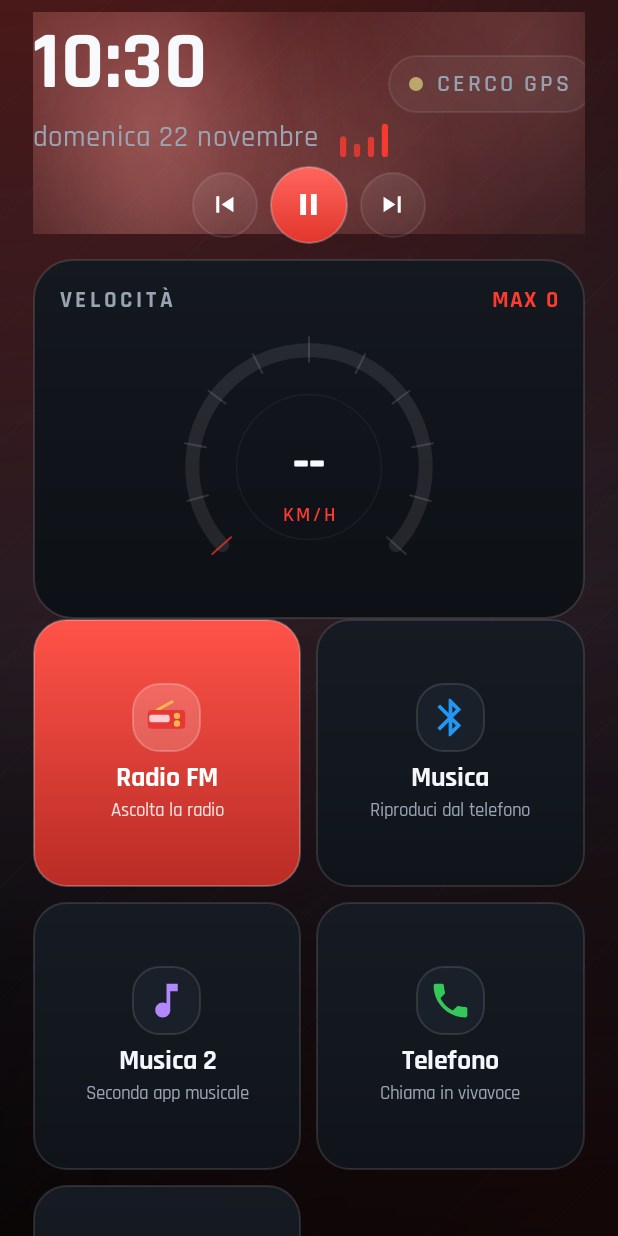
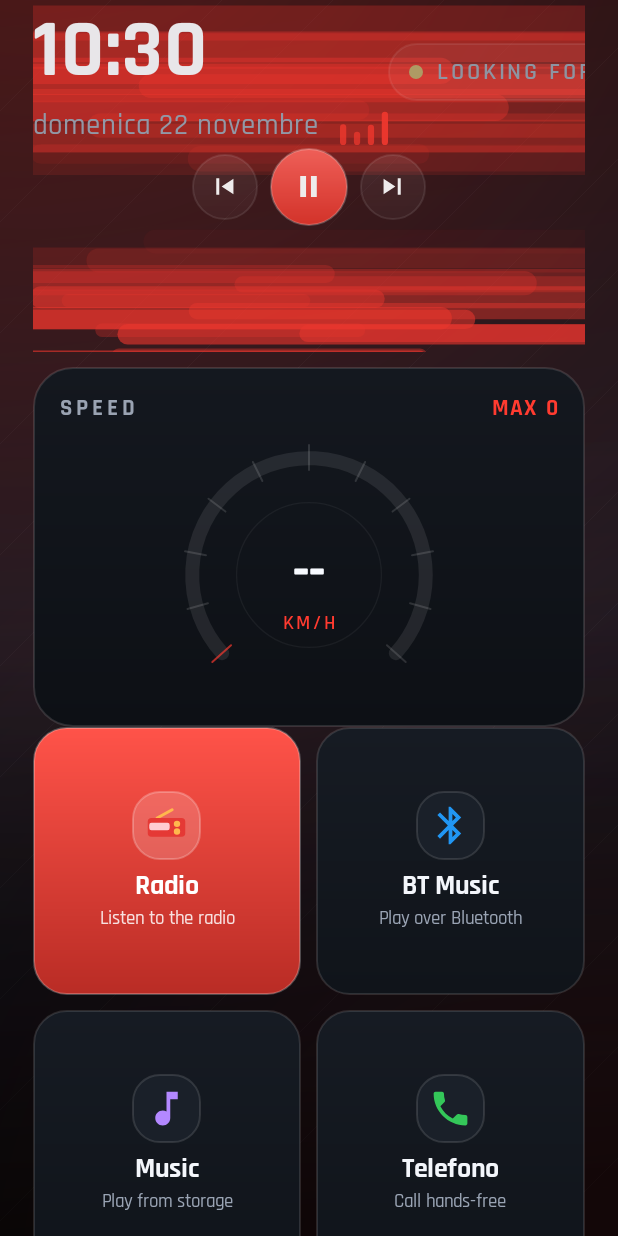
Before and after one commit to gsepp86/CarLauncherCP, an Android app: the screen it shows after launch (MainActivity), on a phone screen of 412 x 824 dp. Run offline under Robolectric (Android 15) with nearby library versions, the phone set to English and light mode, and no system bars.

Commit message:
Replace the smoke with thin streaks and add the full-screen all-apps grid

```diff
--- a/app/build.gradle
+++ b/app/build.gradle
@@ -16,8 +16,8 @@ android {
         applicationId 'com.carlaunchercp'
         minSdk 24
         targetSdk 34
-        versionCode 5
-        versionName '1.4.0'
+        versionCode 6
+        versionName '1.5.0'
     }
 
     signingConfigs {
--- a/app/src/main/java/com/carlaunchercp/MainActivity.java
+++ b/app/src/main/java/com/carlaunchercp/MainActivity.java
@@ -7,7 +7,6 @@ import android.content.ComponentName;
 import android.content.Context;
 import android.content.Intent;
 import android.content.pm.PackageManager;
-import android.content.res.ColorStateList;
 import android.content.res.Configuration;
 import android.net.Uri;
 import android.os.Bundle;
@@ -25,7 +24,6 @@ import android.widget.ImageView;
 import android.widget.LinearLayout;
 import android.widget.ScrollView;
 import android.widget.TextView;
-
 import java.text.SimpleDateFormat;
 import java.util.Date;
 import java.util.List;
@@ -138,7 +136,7 @@ public class MainActivity extends Activity implements Speedometer.Listener {
 
         LinearLayout content = new LinearLayout(this);
         content.setOrientation(LinearLayout.VERTICAL);
-        content.setPadding(Ui.dp(this, 22), Ui.dp(this, 8), Ui.dp(this, 22), Ui.dp(this, 14));
+        content.setPadding(Ui.dp(this, 22), Ui.dp(this, 0), Ui.dp(this, 22), Ui.dp(this, 14));
         content.addView(buildHeader(), new LinearLayout.LayoutParams(
                 ViewGroup.LayoutParams.MATCH_PARENT, ViewGroup.LayoutParams.WRAP_CONTENT));
 
@@ -160,7 +158,7 @@ public class MainActivity extends Activity implements Speedometer.Listener {
                 ? new LinearLayout.LayoutParams(ViewGroup.LayoutParams.MATCH_PARENT, 0, 1f)
                 : new LinearLayout.LayoutParams(ViewGroup.LayoutParams.MATCH_PARENT,
                 ViewGroup.LayoutParams.WRAP_CONTENT);
-        favoritesLp.topMargin = Ui.dp(this, 14);
+        favoritesLp.topMargin = Ui.dp(this, 10);
         right.addView(buildFavoritesCard(landscape), favoritesLp);
 
         LinearLayout.LayoutParams rightLp = landscape
@@ -197,17 +195,17 @@ public class MainActivity extends Activity implements Speedometer.Listener {
         updateGpsChip();
     }
 
-    /** Side of a square tile: as wide as the available row cell, within sane limits. */
+    /** Side of a square tile: a touch smaller than before, to leave room for the lower motion strip. */
     private int tileCellSize(boolean landscape) {
         int screenWidth = getResources().getDisplayMetrics().widthPixels;
         int gap = Ui.dp(this, landscape ? 12 : 10);
         if (landscape) {
             int rightWidth = Math.round((screenWidth - Ui.dp(this, 44) - Ui.dp(this, 18)) * 0.64f);
             int cell = (rightWidth - gap * 4) / 5;
-            return Math.max(Ui.dp(this, 106), Math.min(cell, Ui.dp(this, 150)));
+            return Math.max(Ui.dp(this, 100), Math.min(cell, Ui.dp(this, 142)));
         }
         int cell = (screenWidth - Ui.dp(this, 44) - gap) / 2;
-        return Math.max(Ui.dp(this, 118), cell);
+        return Math.max(Ui.dp(this, 110), cell);
     }
 
     private View buildHeader() {
@@ -304,18 +302,17 @@ public class MainActivity extends Activity implements Speedometer.Listener {
         themeLp.rightMargin = Ui.dp(this, 10);
         header.addView(themeButton, themeLp);
 
-        View appsButton = roundButton(R.drawable.ic_apps, 0, v ->
-                AppPickerDialog.show(this, theme, getString(R.string.app_picker_title), component ->
-                        LauncherActions.launchComponent(this, component.flattenToString())));
+        View appsButton = roundButton(R.drawable.ic_apps_grid, 0, v ->
+                AllAppsDialog.show(this, theme, getString(R.string.app_picker_title)));
         header.addView(appsButton, new LinearLayout.LayoutParams(Ui.dp(this, 54), Ui.dp(this, 54)));
 
-        // Haze rising behind the whole header, so the free space up top breathes.
-        int zoneHeight = Ui.dp(this, inlineTransport ? 108 : 148);
-        FrameLayout zone = new FrameLayout(this);
-        SmokeView smoke = new SmokeView(this);
-        smoke.setTheme(theme);
-        zone.addView(smoke, new FrameLayout.LayoutParams(
-                ViewGroup.LayoutParams.MATCH_PARENT, zoneHeight, Gravity.TOP));
+        // Thin accent streaks rising behind the header, back a touch so the clock still reads first.
+        int headerZone = Ui.dp(this, inlineTransport ? 96 : 124);
+        FrameLayout headerZoneBox = new FrameLayout(this);
+        SmokeView headerSmoke = new SmokeView(this);
+        headerSmoke.setTheme(theme);
+        headerZoneBox.addView(headerSmoke, new FrameLayout.LayoutParams(
+                ViewGroup.LayoutParams.MATCH_PARENT, headerZone, Gravity.TOP));
 
         LinearLayout column = new LinearLayout(this);
         column.setOrientation(LinearLayout.VERTICAL);
@@ -328,13 +325,36 @@ public class MainActivity extends Activity implements Speedometer.Listener {
             transportRow.addView(transport);
             LinearLayout.LayoutParams transportLp = new LinearLayout.LayoutParams(
                     ViewGroup.LayoutParams.MATCH_PARENT, ViewGroup.LayoutParams.WRAP_CONTENT);
-            transportLp.topMargin = Ui.dp(this, 6);
+            transportLp.topMargin = Ui.dp(this, 2);
             column.addView(transportRow, transportLp);
         }
-        zone.addView(column, new FrameLayout.LayoutParams(
+        headerZoneBox.addView(column, new FrameLayout.LayoutParams(
                 ViewGroup.LayoutParams.MATCH_PARENT, ViewGroup.LayoutParams.WRAP_CONTENT,
                 Gravity.TOP));
-        return zone;
+        FrameLayout headerWrap = new FrameLayout(this);
+        headerWrap.addView(headerZoneBox, new FrameLayout.LayoutParams(
+                ViewGroup.LayoutParams.MATCH_PARENT, ViewGroup.LayoutParams.WRAP_CONTENT));
+        headerWrap.setAlpha(0.92f);
+
+        // Same motion lower on the screen, so the body feels like one surface, not a cut-out.
+        LinearLayout bodyStrip = new LinearLayout(this);
+        bodyStrip.setOrientation(LinearLayout.HORIZONTAL);
+        bodyStrip.setGravity(Gravity.TOP);
+        SmokeView bodySmoke = new SmokeView(this);
+        bodySmoke.setTheme(theme);
+        bodySmoke.setAnchorBottom(true);
+        int bodyStripHeight = Ui.dp(this, landscape ? 64 : 84);
+        bodyStrip.addView(bodySmoke, new FrameLayout.LayoutParams(
+                ViewGroup.LayoutParams.MATCH_PARENT, bodyStripHeight, Gravity.TOP));
+        bodyStrip.setAlpha(0.9f);
+
+        LinearLayout outer = new LinearLayout(this);
+        outer.setOrientation(LinearLayout.VERTICAL);
+        outer.addView(headerWrap, new LinearLayout.LayoutParams(
+                ViewGroup.LayoutParams.MATCH_PARENT, ViewGroup.LayoutParams.WRAP_CONTENT));
+        outer.addView(bodyStrip, new LinearLayout.LayoutParams(
+                ViewGroup.LayoutParams.MATCH_PARENT, bodyStripHeight));
+        return outer;
     }
 
     /** Back, play/pause and next: keys for whichever app owns the media session. */
@@ -538,7 +558,7 @@ public class MainActivity extends Activity implements Speedometer.Listener {
         card.addView(head);
 
                     favoritesGrid = new GridLayout(this);
-        favoritesGrid.setColumnCount(landscape ? 3 : 6);
+            favoritesGrid.setColumnCount(landscape ? 3 : 5);
             LinearLayout.LayoutParams gridLp = new LinearLayout.LayoutParams(
                     ViewGroup.LayoutParams.MATCH_PARENT,
                     landscape ? 0 : ViewGroup.LayoutParams.WRAP_CONTENT,
@@ -598,7 +618,7 @@ public class MainActivity extends Activity implements Speedometer.Listener {
             icon.setImageDrawable(getPackageManager()
                     .getApplicationIcon(packageOf(flattened)));
         } catch (Exception e) {
-            icon.setImageResource(R.drawable.ic_apps);
+            icon.setImageResource(R.drawable.ic_apps_grid);
         }
         cell.addView(icon, new LinearLayout.LayoutParams(Ui.dp(this, 34), Ui.dp(this, 34)));
 
@@ -635,7 +655,7 @@ public class MainActivity extends Activity implements Speedometer.Listener {
         try {
             icon.setImageDrawable(getPackageManager().getApplicationIcon(packageOf(flattened)));
         } catch (Exception e) {
-            icon.setImageResource(R.drawable.ic_apps);
+            icon.setImageResource(R.drawable.ic_apps_grid);
         }
         box.addView(icon, new FrameLayout.LayoutParams(Ui.dp(this, 38), Ui.dp(this, 38), Gravity.CENTER));
         cell.addView(box, new LinearLayout.LayoutParams(boxSize, boxSize));
--- a/app/src/main/java/com/carlaunchercp/SmokeView.java
+++ b/app/src/main/java/com/carlaunchercp/SmokeView.java
@@ -1,54 +1,59 @@
 package com.carlaunchercp;
 
 import android.content.Context;
-import android.graphics.Bitmap;
 import android.graphics.Canvas;
 import android.graphics.Paint;
-import android.graphics.RadialGradient;
+import android.graphics.Path;
 import android.graphics.RectF;
-import android.graphics.Shader;
 import android.view.View;
 
 /**
- * Soft smoke haze drifting behind the header: bigger, brighter accent-tinted puffs that
- * rise from below the clock all the way to the top of the header, sway sideways and fade
- * out. Drawn from one cached blob bitmap, so the animation stays cheap on a car head unit.
+ * Thin accent-tinted streaks that drift upward behind the header: smaller than the old
+ * smoke puffs, sharper-edged and clearer, with a couple of stacked layers so the top area
+ * feels alive without dominating the clock. The body adds the same motion in its lower
+ * strip, so the screen reads as one breathing surface.
  */
 public class SmokeView extends View {
 
-    private static final int WISPS = 9;
+    private static final int LAYERS = 4;
+    private static final int STREAKS_PER_LAYER = 5;
 
-    private final Paint paint = new Paint(Paint.ANTI_ALIAS_FLAG | Paint.FILTER_BITMAP_FLAG);
-    private final RectF dest = new RectF();
-    private Bitmap puff;
+    private final Paint fill = new Paint(Paint.ANTI_ALIAS_FLAG);
+    private final Paint edge = new Paint(Paint.ANTI_ALIAS_FLAG);
+    private final Path path = new Path();
+    private final RectF lane = new RectF();
     private ThemePalette theme;
     private long startedAt = System.nanoTime();
+    private float cornerDp;
+    private boolean anchorBottom;
 
     public SmokeView(Context context) {
         super(context);
     }
 
+    /** Streaks fade out towards the top, for the strip that sits at the bottom of the screen. */
+    public void setAnchorBottom(boolean bottom) {
+        anchorBottom = bottom;
+        invalidate();
+    }
+
     public void setTheme(ThemePalette palette) {
         if (theme == palette) return;
         theme = palette;
-        rebuild();
+        cornerDp = Ui.dp(getContext(), 22f);
         invalidate();
     }
 
-    private void rebuild() {
-        int size = Ui.dp(getContext(), 180);
-        if (size <= 0) return;
-        int tint = theme == null ? 0xFFFFFFFF : Ui.mix(theme.accent, 0xFFFFFFFF, 0.5f);
-        Bitmap bitmap = Bitmap.createBitmap(size, size, Bitmap.Config.ARGB_8888);
-        Canvas canvas = new Canvas(bitmap);
-        Paint blob = new Paint(Paint.ANTI_ALIAS_FLAG);
-        float center = size * 0.5f;
-        blob.setShader(new RadialGradient(center, center, center,
-                new int[]{Ui.alpha(tint, 0x96), Ui.alpha(tint, 0x3D), Ui.alpha(tint, 0x00)},
-                new float[]{0f, 0.52f, 1f}, Shader.TileMode.CLAMP));
-        canvas.drawCircle(center, center, center, blob);
-        if (puff != null) puff.recycle();
-        puff = bitmap;
+    private int accentTop() {
+        return theme == null ? 0x96FFFFFF : Ui.alpha(theme.accent, 0x96);
+    }
+
+    private int accentMid() {
+        return theme == null ? 0x3DFFFFFF : Ui.alpha(theme.accent, 0x3D);
+    }
+
+    private int accentEdge() {
+        return theme == null ? 0x10FFFFFF : Ui.alpha(theme.accent, 0x10);
     }
 
     @Override
@@ -65,30 +70,65 @@ public class SmokeView extends View {
     }
 
     @Override
+    protected void onSizeChanged(int w, int h, int oldw, int oldh) {
+        super.onSizeChanged(w, h, oldw, oldh);
+        path.reset();
+        if (w > 0 && h > 0) {
+            path.addRoundRect(0f, 0f, w, h, cornerDp, cornerDp, Path.Direction.CW);
+        }
+    }
+
+    @Override
     protected void onDraw(Canvas canvas) {
         int w = getWidth();
         int h = getHeight();
-        if (puff == null || w <= 0 || h <= 0) return;
+        if (w <= 0 || h <= 0) return;
 
         float seconds = (System.nanoTime() - startedAt) / 1_000_000_000f;
-        for (int i = 0; i < WISPS; i++) {
-            float seed = i * 0.587f;
-            float speed = 0.075f + 0.016f * (i % 3);
-            float progress = (seconds * speed + seed) % 1f;
-            float lane = i / (float) WISPS;
-            float sway = (float) (Math.sin(seconds * 0.6f + i * 1.9f)
-                    + 0.35f * Math.sin(seconds * 0.27f + i));
-            float cx = w * (0.04f + lane * 0.92f) + sway * w * 0.07f;
-            float cy = h * (1.06f - progress * 1.30f);
-            float rx = h * (0.56f + progress * 0.84f);
-            float ry = rx * 1.35f;
-            float fade = (float) Math.sin(Math.PI * progress);
-            int alpha = Math.round(fade * (0x5E + (i % 3) * 0x08));
-            if (alpha <= 0) continue;
+        for (int layer = 0; layer < LAYERS; layer++) {
+            float layerSpeed = 0.045f + layer * 0.010f;
+            float layerSeed = layer * 0.73f + layer * layer * 0.21f;
+            float layerRise = 0.55f + layer * 0.10f;
 
-            paint.setAlpha(alpha);
-            dest.set(cx - rx, cy - ry, cx + rx, cy + ry);
-            canvas.drawBitmap(puff, null, dest, paint);
+            fill.setAlpha(90 + layer * 22);
+            fill.setShader(null);
+            fill.setColor(accentTop());
+            edge.setColor(accentEdge());
+            edge.setStrokeWidth(Ui.dp(getContext(), 1.4f + layer * 0.18f));
+            final int fillAlpha = 90 + layer * 22;
+            final int edgeAlpha = accentEdge() >>> 24;
+
+            for (int s = 0; s < STREAKS_PER_LAYER; s++) {
+                float seed = layerSeed + s * 0.617f;
+                float progress = (seconds * layerSpeed + seed) % 1f;
+                float laneX = (s + 0.5f) / STREAKS_PER_LAYER;
+                float drift = (float) (
+                        Math.sin(seconds * 0.5f + layer * 2.1f + s)
+                        + 0.45f * Math.sin(seconds * 0.22f + s * 1.3f));
+                float cx = w * (0.03f + laneX * 0.94f) + drift * w * 0.05f;
+                float baseY = h * (0.06f + layer * 0.16f);
+                float y = baseY + (h * layerRise) * (1f - progress);
+                float laneW = h * (0.9f + progress * 2.6f);
+                float laneH = h * (0.05f + progress * 0.05f);
+
+                lane.set(cx - laneW, y - laneH, cx + laneW, y + laneH);
+                float rx = lane.width() * 0.5f;
+                float ry = lane.height() * 0.5f;
+                float r = Math.min(cornerDp, Math.min(rx, ry));
+                path.reset();
+                path.addRoundRect(lane, r, r, Path.Direction.CW);
+
+                float centre = y / h;
+                float fade = Math.min(1f, Math.max(0f, (anchorBottom ? centre : 1f - centre) * 1.7f));
+                fill.setAlpha((int) Math.round(fillAlpha * fade
+                        * (0.45f + 0.55f * (float) Math.sin(Math.PI * progress))));
+                canvas.drawPath(path, fill);
+
+                if (fade > 0.25f) {
+                    edge.setAlpha(Math.round(edgeAlpha * fade));
+                    canvas.drawPath(path, edge);
+                }
+            }
         }
 
         if (isShown()) postInvalidateOnAnimation();
--- /dev/null
+++ b/app/src/main/res/drawable/ic_apps_grid.xml
@@ -0,0 +1,20 @@
+<?xml version="1.0" encoding="utf-8"?>
+<vector xmlns:android="http://schemas.android.com/apk/res/android"
+    android:width="24dp"
+    android:height="24dp"
+    android:viewportWidth="24"
+    android:viewportHeight="24">
+    <!-- four-square grid, app picker icon -->
+    <path
+        android:fillColor="#FF5252"
+        android:pathData="M4,3h6a2,2 0 0 1 2,2v6a2,2 0 0 1 -2,2h-6a2,2 0 0 1 -2,-2v-6a2,2 0 0 1 2,-2z" />
+    <path
+        android:fillColor="#FFB74D"
+        android:pathData="M14,3h6a2,2 0 0 1 2,2v6a2,2 0 0 1 -2,2h-6a2,2 0 0 1 -2,-2v-6a2,2 0 0 1 2,-2z" />
+    <path
+        android:fillColor="#66BB6A"
+        android:pathData="M4,15h6a2,2 0 0 1 2,2v4a2,2 0 0 1 -2,2h-6a2,2 0 0 1 -2,-2v-4a2,2 0 0 1 2,-2z" />
+    <path
+        android:fillColor="#42A5F5"
+        android:pathData="M14,15h6a2,2 0 0 1 2,2v4a2,2 0 0 1 -2,2h-6a2,2 0 0 1 -2,-2v-4a2,2 0 0 1 2,-2z" />
+</vector>
--- a/app/src/main/res/values/strings.xml
+++ b/app/src/main/res/values/strings.xml
@@ -2,67 +2,67 @@
 <resources>
     <string name="app_name">Car Launcher CP</string>
 
-    <string name="tile_radio">Radio FM</string>
-    <string name="tile_radio_sub">Ascolta la radio</string>
-    <string name="tile_music">Musica</string>
-    <string name="tile_music_sub">Riproduci dal telefono</string>
-    <string name="tile_music_2">Musica 2</string>
-    <string name="tile_music_2_sub">Seconda app musicale</string>
+    <string name="tile_radio">Radio</string>
+    <string name="tile_radio_sub">Listen to the radio</string>
+    <string name="tile_music">BT Music</string>
+    <string name="tile_music_sub">Play over Bluetooth</string>
+    <string name="tile_music_2">Music</string>
+    <string name="tile_music_2_sub">Play from storage</string>
     <string name="tile_phone">Telefono</string>
-    <string name="tile_phone_sub">Chiama in vivavoce</string>
+    <string name="tile_phone_sub">Call hands-free</string>
     <string name="tile_nav">Navigatore</string>
-    <string name="tile_nav_sub">Scegli l\'app di navigazione</string>
+    <string name="tile_nav_sub">Choose the navigation app</string>
 
-    <string name="speed_label">VELOCITÀ</string>
+    <string name="speed_label">SPEED</string>
     <string name="speed_max">MAX %1$d</string>
     <string name="gps">GPS</string>
-    <string name="gps_on">GPS ATTIVO</string>
+    <string name="gps_on">GPS ON</string>
     <string name="gps_off">GPS OFF</string>
-    <string name="gps_search">CERCO GPS</string>
+    <string name="gps_search">LOOKING FOR GPS</string>
 
-    <string name="media_previous">Traccia precedente</string>
-    <string name="media_play">Riproduci</string>
-    <string name="media_pause">Pausa</string>
-    <string name="media_next">Traccia successiva</string>
+    <string name="media_previous">Previous track</string>
+    <string name="media_play">Play</string>
+    <string name="media_pause">Pause</string>
+    <string name="media_next">Next track</string>
 
-    <string name="favorites_title">APP IN EVIDENZA</string>
-    <string name="favorites_edit">Modifica</string>
-    <string name="favorites_add">Aggiungi</string>
-    <string name="add_favorite_title">Aggiungi app in evidenza</string>
-    <string name="replace_app">Sostituisci app</string>
-    <string name="remove_favorite">Rimuovi dalla home</string>
+    <string name="favorites_title">FAVOURITES</string>
+    <string name="favorites_edit">Edit</string>
+    <string name="favorites_add">Add</string>
+    <string name="add_favorite_title">Add favourite</string>
+    <string name="replace_app">Replace app</string>
+    <string name="remove_favorite">Remove from home</string>
 
-    <string name="app_picker_title">App</string>
-    <string name="search_apps">Cerca app</string>
-    <string name="choose_app">Scegli app</string>
-    <string name="choose_radio">Scegli l\'app radio</string>
-    <string name="choose_music">Scegli l\'app musica</string>
-    <string name="choose_music_2">Scegli la seconda app musica</string>
-    <string name="choose_nav">Scegli il navigatore</string>
+    <string name="app_picker_title">All apps</string>
+    <string name="search_apps">Search apps</string>
+    <string name="choose_app">Choose app</string>
+    <string name="choose_radio">Choose the radio app</string>
+    <string name="choose_music">Choose the BT music app</string>
+    <string name="choose_music_2">Choose the music app</string>
+    <string name="choose_nav">Choose the navigator app</string>
 
-    <string name="theme_title">Tema colore</string>
-    <string name="theme_sub">Scegli l\'accento dell\'abitacolo</string>
-    <string name="apps_section">APP COLLEGATE</string>
-    <string name="app_radio_row">App radio FM</string>
-    <string name="app_music_row">App musica</string>
-    <string name="app_music2_row">Seconda app musica</string>
-    <string name="app_nav_row">App navigatore</string>
-    <string name="theme_hint">Il tema si applica subito. Tieni premuto un tasto per scegliere l\'app.</string>
-    <string name="value_auto">Automatica</string>
-    <string name="value_to_choose">Da scegliere</string>
-    <string name="language_title">Lingua</string>
+    <string name="theme_title">Colour theme</string>
+    <string name="theme_sub">Choose the cabin accent</string>
+    <string name="apps_section">CONNECTED APPS</string>
+    <string name="app_radio_row">Radio app</string>
+    <string name="app_music_row">BT music app</string>
+    <string name="app_music2_row">Music app</string>
+    <string name="app_nav_row">Navigator app</string>
+    <string name="theme_hint">The theme applies instantly. Long press a button to choose an app.</string>
+    <string name="value_auto">Automatic</string>
+    <string name="value_to_choose">To choose</string>
+    <string name="language_title">Language</string>
     <string name="language_italian">Italiano</string>
     <string name="language_english">English</string>
 
-    <string name="theme_red">Rosso</string>
-    <string name="theme_coral">Corallo</string>
-    <string name="theme_orange">Arancio</string>
-    <string name="theme_amber">Ambra</string>
-    <string name="theme_green">Verde</string>
-    <string name="theme_turquoise">Turchese</string>
-    <string name="theme_blue">Blu</string>
-    <string name="theme_indigo">Indaco</string>
-    <string name="theme_violet">Viola</string>
+    <string name="theme_red">Red</string>
+    <string name="theme_coral">Coral</string>
+    <string name="theme_orange">Orange</string>
+    <string name="theme_amber">Amber</string>
+    <string name="theme_green">Green</string>
+    <string name="theme_turquoise">Turquoise</string>
+    <string name="theme_blue">Blue</string>
+    <string name="theme_indigo">Indigo</string>
+    <string name="theme_violet">Violet</string>
     <string name="theme_magenta">Magenta</string>
-    <string name="theme_ice">Ghiaccio</string>
+    <string name="theme_ice">Ice</string>
 </resources>
```
Also changed, not shown: app/src/main/java/com/carlaunchercp/AllAppsDialog.java (added, +277 -0 lines), 6 other files. Lines whose indentation alone changed are shown as unchanged.
